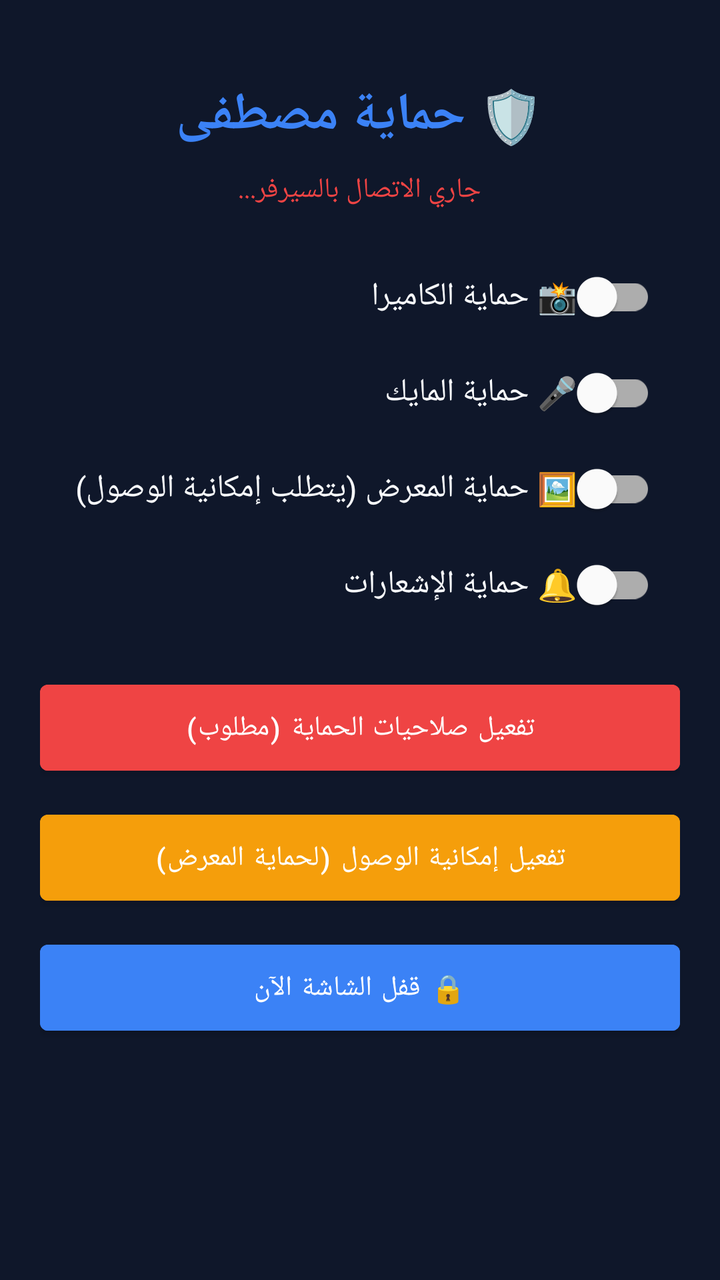
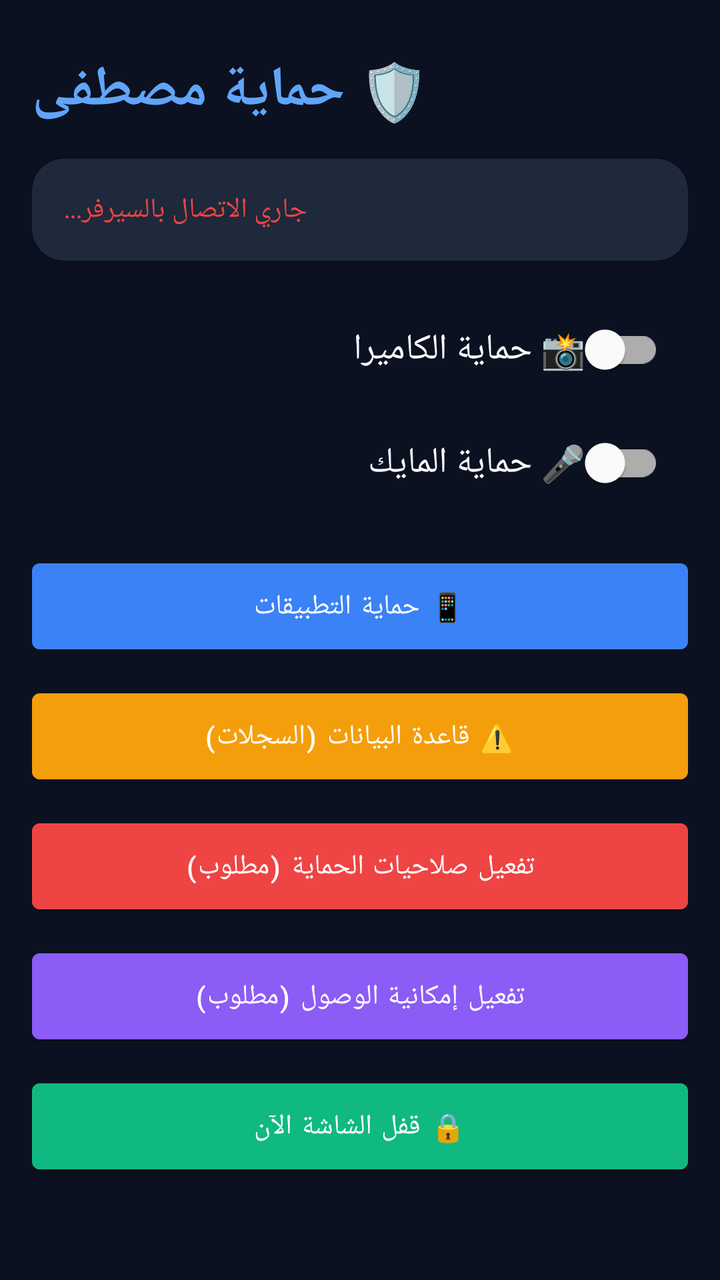

Compare the two renders of this Android layout. The source of the first and the diff that turns it into the second are given below.
<!-- AndroidManifest.xml: application theme Theme.MaterialComponents.DayNight.NoActionBar -->
<!-- res/layout/activity_main.xml -->
<?xml version="1.0" encoding="utf-8"?>
<ScrollView xmlns:android="http://schemas.android.com/apk/res/android"
    android:layout_width="match_parent"
    android:layout_height="match_parent"
    android:background="#0f172a">
    <LinearLayout
        android:layout_width="match_parent"
        android:layout_height="wrap_content"
        android:orientation="vertical"
        android:padding="20dp"
        android:gravity="center_horizontal">

        <TextView
            android:layout_width="wrap_content"
            android:layout_height="wrap_content"
            android:text="🛡️ حماية مصطفى"
            android:textColor="#3b82f6"
            android:textSize="26sp"
            android:textStyle="bold"
            android:layout_marginTop="20dp"
            android:layout_marginBottom="10dp"/>

        <TextView
            android:id="@+id/statusText"
            android:layout_width="wrap_content"
            android:layout_height="wrap_content"
            android:text="جاري الاتصال بالسيرفر..."
            android:textColor="#ef4444"
            android:textSize="14sp"
            android:layout_marginBottom="20dp"/>

        <com.google.android.material.switchmaterial.SwitchMaterial
            android:id="@+id/switchCamera"
            android:layout_width="match_parent"
            android:layout_height="wrap_content"
            android:text="📸 حماية الكاميرا"
            android:textColor="#f8fafc"
            android:textSize="16sp"
            android:padding="12dp"/>

        <com.google.android.material.switchmaterial.SwitchMaterial
            android:id="@+id/switchMic"
            android:layout_width="match_parent"
            android:layout_height="wrap_content"
            android:text="🎤 حماية المايك"
            android:textColor="#f8fafc"
            android:textSize="16sp"
            android:padding="12dp"/>

        <com.google.android.material.switchmaterial.SwitchMaterial
            android:id="@+id/switchGallery"
            android:layout_width="match_parent"
            android:layout_height="wrap_content"
            android:text="🖼️ حماية المعرض (يتطلب إمكانية الوصول)"
            android:textColor="#f8fafc"
            android:textSize="16sp"
            android:padding="12dp"/>

        <com.google.android.material.switchmaterial.SwitchMaterial
            android:id="@+id/switchNotif"
            android:layout_width="match_parent"
            android:layout_height="wrap_content"
            android:text="🔔 حماية الإشعارات"
            android:textColor="#f8fafc"
            android:textSize="16sp"
            android:padding="12dp"
            android:layout_marginBottom="20dp"/>

        <Button
            android:id="@+id/btnAdmin"
            android:layout_width="match_parent"
            android:layout_height="55dp"
            android:text="تفعيل صلاحيات الحماية (مطلوب)"
            android:backgroundTint="#ef4444"
            android:textColor="#ffffff"
            android:layout_marginBottom="10dp"/>

        <Button
            android:id="@+id/btnAccessibility"
            android:layout_width="match_parent"
            android:layout_height="55dp"
            android:text="تفعيل إمكانية الوصول (لحماية المعرض)"
            android:backgroundTint="#f59e0b"
            android:textColor="#ffffff"
            android:layout_marginBottom="10dp"/>

        <Button
            android:id="@+id/btnLockNow"
            android:layout_width="match_parent"
            android:layout_height="55dp"
            android:text="🔒 قفل الشاشة الآن"
            android:backgroundTint="#3b82f6"
            android:textColor="#ffffff"/>
    </LinearLayout>
</ScrollView>
<!-- resources referenced by this layout -->
<resources>

</resources>

<!-- the commit's change to res/layout/activity_main.xml (unified diff, before → after) -->
@@ -1,42 +1,56 @@
 <?xml version="1.0" encoding="utf-8"?>
 <ScrollView xmlns:android="http://schemas.android.com/apk/res/android"
+    xmlns:app="http://schemas.android.com/apk/res-auto"
     android:layout_width="match_parent"
     android:layout_height="match_parent"
-    android:background="#0f172a">
+    android:background="#0b1120">
     <LinearLayout
         android:layout_width="match_parent"
         android:layout_height="wrap_content"
         android:orientation="vertical"
-        android:padding="20dp"
-        android:gravity="center_horizontal">
+        android:padding="16dp">
 
         <TextView
             android:layout_width="wrap_content"
             android:layout_height="wrap_content"
             android:text="🛡️ حماية مصطفى"
-            android:textColor="#3b82f6"
-            android:textSize="26sp"
+            android:textColor="#60a5fa"
+            android:textSize="28sp"
             android:textStyle="bold"
-            android:layout_marginTop="20dp"
-            android:layout_marginBottom="10dp"/>
+            android:layout_marginTop="10dp"
+            android:layout_marginBottom="15dp"/>
 
-        <TextView
-            android:id="@+id/statusText"
-            android:layout_width="wrap_content"
+        <com.google.android.material.card.MaterialCardView
+            android:layout_width="match_parent"
             android:layout_height="wrap_content"
-            android:text="جاري الاتصال بالسيرفر..."
-            android:textColor="#ef4444"
-            android:textSize="14sp"
-            android:layout_marginBottom="20dp"/>
+            app:cardBackgroundColor="#1e293b"
+            app:cardCornerRadius="16dp"
+            android:layout_marginBottom="20dp">
+            <LinearLayout
+                android:layout_width="match_parent"
+                android:layout_height="wrap_content"
+                android:orientation="vertical"
+                android:padding="16dp">
+                <TextView
+                    android:id="@+id/statusText"
+                    android:layout_width="wrap_content"
+                    android:layout_height="wrap_content"
+                    android:text="جاري الاتصال بالسيرفر..."
+                    android:textColor="#ef4444"
+                    android:textSize="14sp"/>
+            </LinearLayout>
+        </com.google.android.material.card.MaterialCardView>
 
+        
         <com.google.android.material.switchmaterial.SwitchMaterial
             android:id="@+id/switchCamera"
             android:layout_width="match_parent"
             android:layout_height="wrap_content"
             android:text="📸 حماية الكاميرا"
             android:textColor="#f8fafc"
-            android:textSize="16sp"
-            android:padding="12dp"/>
+            android:textSize="18sp"
+            android:padding="12dp"
+            android:layout_marginBottom="8dp"/>
 
         <com.google.android.material.switchmaterial.SwitchMaterial
             android:id="@+id/switchMic"
@@ -44,27 +58,28 @@
             android:layout_height="wrap_content"
             android:text="🎤 حماية المايك"
             android:textColor="#f8fafc"
-            android:textSize="16sp"
-            android:padding="12dp"/>
-
-        <com.google.android.material.switchmaterial.SwitchMaterial
-            android:id="@+id/switchGallery"
-            android:layout_width="match_parent"
-            android:layout_height="wrap_content"
-            android:text="🖼️ حماية المعرض (يتطلب إمكانية الوصول)"
-            android:textColor="#f8fafc"
-            android:textSize="16sp"
-            android:padding="12dp"/>
-
-        <com.google.android.material.switchmaterial.SwitchMaterial
-            android:id="@+id/switchNotif"
-            android:layout_width="match_parent"
-            android:layout_height="wrap_content"
-            android:text="🔔 حماية الإشعارات"
-            android:textColor="#f8fafc"
-            android:textSize="16sp"
+            android:textSize="18sp"
             android:padding="12dp"
             android:layout_marginBottom="20dp"/>
+
+        
+        <Button
+            android:id="@+id/btnAppProtect"
+            android:layout_width="match_parent"
+            android:layout_height="55dp"
+            android:text="📱 حماية التطبيقات"
+            android:backgroundTint="#3b82f6"
+            android:textColor="#ffffff"
+            android:layout_marginBottom="10dp"/>
+
+        <Button
+            android:id="@+id/btnLogs"
+            android:layout_width="match_parent"
+            android:layout_height="55dp"
+            android:text="⚠️ قاعدة البيانات (السجلات)"
+            android:backgroundTint="#f59e0b"
+            android:textColor="#ffffff"
+            android:layout_marginBottom="10dp"/>
 
         <Button
             android:id="@+id/btnAdmin"
@@ -79,17 +94,18 @@
             android:id="@+id/btnAccessibility"
             android:layout_width="match_parent"
             android:layout_height="55dp"
-            android:text="تفعيل إمكانية الوصول (لحماية المعرض)"
-            android:backgroundTint="#f59e0b"
+            android:text="تفعيل إمكانية الوصول (مطلوب)"
+            android:backgroundTint="#8b5cf6"
             android:textColor="#ffffff"
             android:layout_marginBottom="10dp"/>
-
+            
         <Button
             android:id="@+id/btnLockNow"
             android:layout_width="match_parent"
             android:layout_height="55dp"
             android:text="🔒 قفل الشاشة الآن"
-            android:backgroundTint="#3b82f6"
+            android:backgroundTint="#10b981"
             android:textColor="#ffffff"/>
+
     </LinearLayout>
 </ScrollView>
